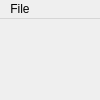
Above: QtEmu/QtEmu.ui from Anubi85/QtEmu before the change. Below: the same form after it.
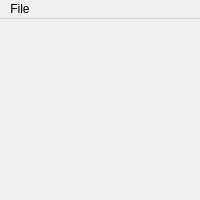
That is the form after the change. Custom widgets are drawn as their Qt base class.

Patch:
```diff
--- a/QtEmu/QtEmu.ui
+++ b/QtEmu/QtEmu.ui
@@ -6,8 +6,8 @@
    <rect>
     <x>0</x>
     <y>0</y>
-    <width>100</width>
-    <height>100</height>
+    <width>200</width>
+    <height>200</height>
    </rect>
   </property>
   <property name="sizePolicy">
@@ -68,7 +68,7 @@
     <rect>
      <x>0</x>
      <y>0</y>
-     <width>100</width>
+     <width>200</width>
      <height>20</height>
     </rect>
    </property>
@@ -93,6 +93,14 @@
   </action>
  </widget>
  <layoutdefault spacing="6" margin="11"/>
+ <customwidgets>
+  <customwidget>
+   <class>QDisplay</class>
+   <extends>QWidget</extends>
+   <header>QDisplay.h</header>
+   <container>1</container>
+  </customwidget>
+ </customwidgets>
  <resources/>
  <connections/>
 </ui>
```
Left out of the diff: 11 changed lines with no effect on the pictures.
